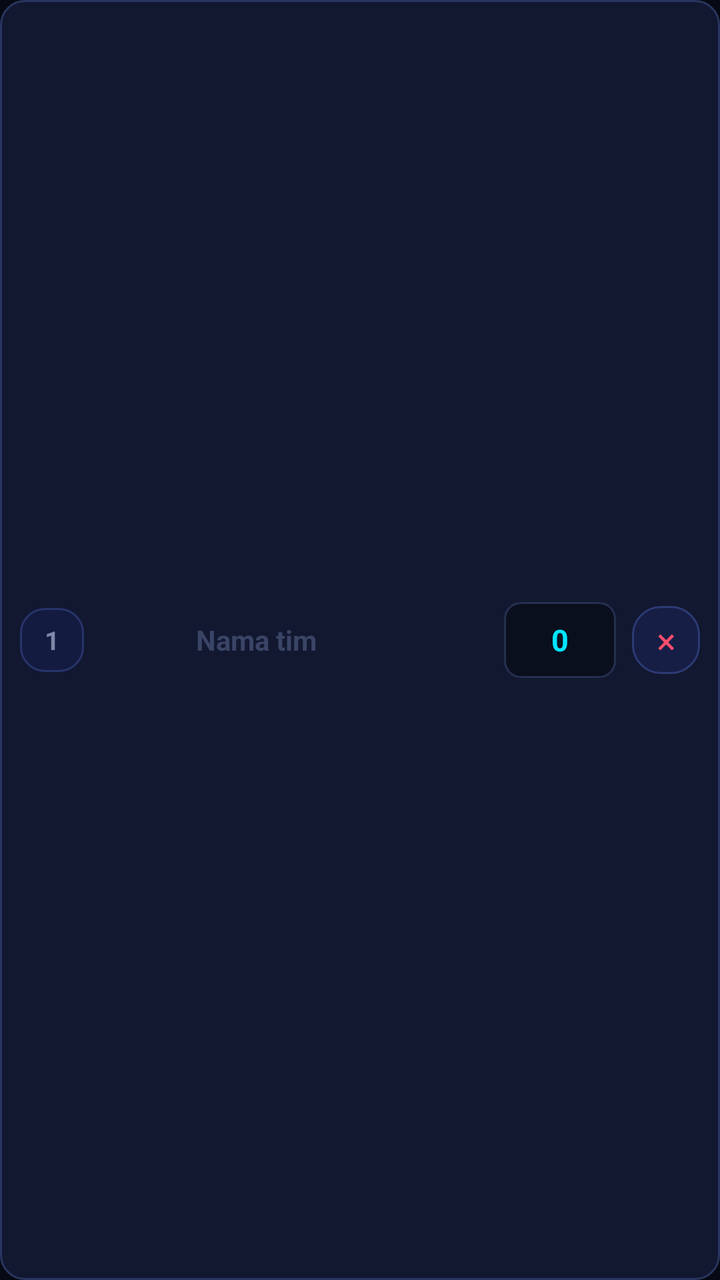
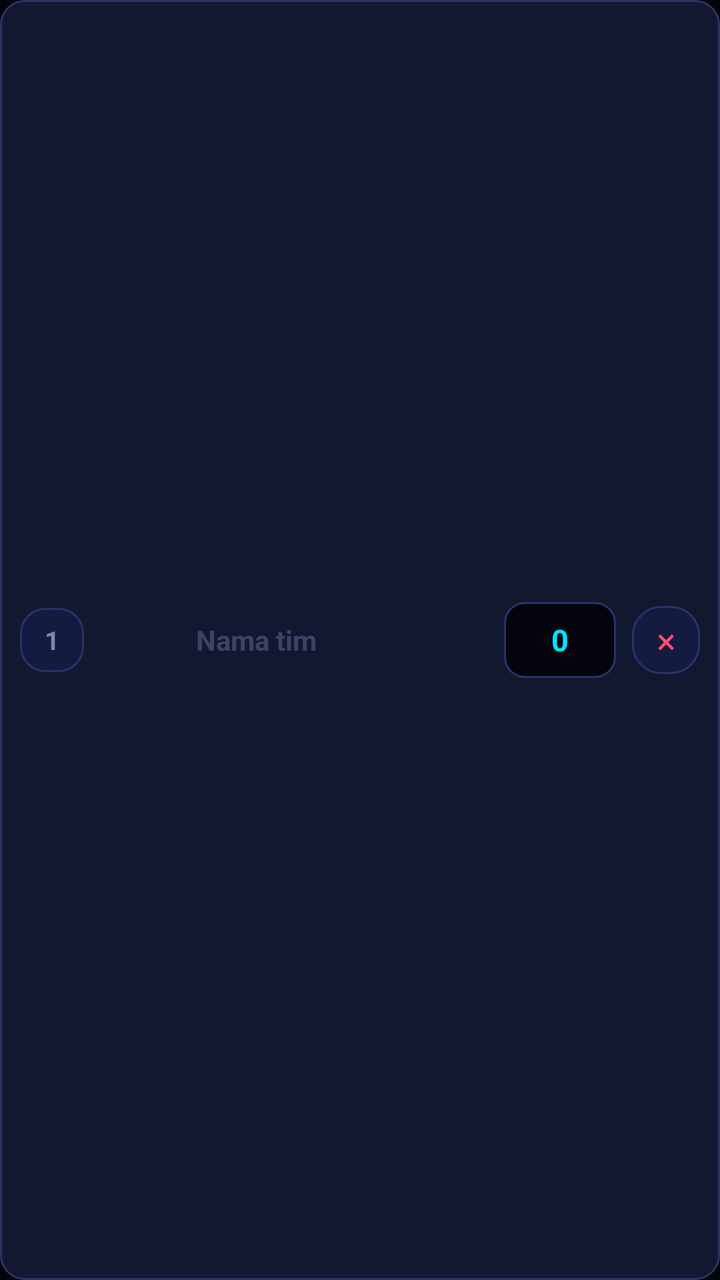

An Android layout rendered at two revisions. The XML below is the earlier revision; the diff shows what the commit changed to produce the second picture.
<!-- AndroidManifest.xml: application theme Theme.BracketLive -->
<!-- res/layout/item_team_row.xml -->
<?xml version="1.0" encoding="utf-8"?>
<LinearLayout xmlns:android="http://schemas.android.com/apk/res/android"
    android:layout_width="match_parent"
    android:layout_height="wrap_content"
    android:orientation="horizontal"
    android:gravity="center_vertical"
    android:padding="10dp"
    android:layout_marginBottom="8dp"
    android:background="@drawable/bg_match">

    <TextView
        android:id="@+id/tvRank"
        android:layout_width="32dp"
        android:layout_height="32dp"
        android:gravity="center"
        android:text="1"
        android:textStyle="bold"
        android:textSize="13sp"
        android:textColor="@color/muted"
        android:background="@drawable/bg_chip" />

    <ImageView
        android:id="@+id/ivLogo"
        android:layout_width="36dp"
        android:layout_height="36dp"
        android:layout_marginStart="10dp"
        android:contentDescription="Logo tim (ketuk untuk ganti)" />

    <EditText
        android:id="@+id/etName"
        android:layout_width="0dp"
        android:layout_height="wrap_content"
        android:layout_weight="1"
        android:layout_marginStart="10dp"
        android:background="@android:color/transparent"
        android:textColor="@color/text"
        android:textSize="14sp"
        android:textStyle="bold"
        android:inputType="text"
        android:maxLines="1"
        android:hint="Nama tim"
        android:textColorHint="@color/dim" />

    <EditText
        android:id="@+id/etScore"
        android:layout_width="56dp"
        android:layout_height="38dp"
        android:gravity="center"
        android:inputType="number"
        android:text="0"
        android:textColor="@color/cyan"
        android:textStyle="bold"
        android:textSize="15sp"
        android:background="@drawable/bg_input" />

    <TextView
        android:id="@+id/btnDel"
        android:layout_width="34dp"
        android:layout_height="34dp"
        android:layout_marginStart="8dp"
        android:gravity="center"
        android:text="×"
        android:textColor="@color/red"
        android:textSize="18sp"
        android:background="@drawable/bg_btn_gray" />
</LinearLayout>
<!-- resources referenced by this layout -->
<resources>
  <color name="cyan">#00E5FF</color>
  <color name="dim">#3A4466</color>
  <color name="muted">#7E89A8</color>
  <color name="red">#FF4D6D</color>
  <color name="text">#EAF0FF</color>
  <!-- drawable bg_btn_gray (drawable) -->
  <?xml version="1.0" encoding="utf-8"?>
  <shape xmlns:android="http://schemas.android.com/apk/res/android" android:shape="rectangle">
      <solid android:color="#161E45"/>
      <corners android:radius="14dp"/>
      <stroke android:width="1dp" android:color="#2C3A75"/>
  </shape>
  <!-- drawable bg_chip (drawable) -->
  <?xml version="1.0" encoding="utf-8"?>
  <shape xmlns:android="http://schemas.android.com/apk/res/android" android:shape="rectangle">
      <solid android:color="#141B40"/>
      <corners android:radius="12dp"/>
      <stroke android:width="1dp" android:color="#27346A"/>
  </shape>
  <!-- drawable bg_input (drawable) -->
  <?xml version="1.0" encoding="utf-8"?>
  <shape xmlns:android="http://schemas.android.com/apk/res/android" android:shape="rectangle">
      <solid android:color="#0A0F1E"/>
      <corners android:radius="8dp"/>
      <stroke android:width="1dp" android:color="#24304F"/>
  </shape>
  <!-- drawable bg_match (drawable) -->
  <?xml version="1.0" encoding="utf-8"?>
  <shape xmlns:android="http://schemas.android.com/apk/res/android" android:shape="rectangle">
      <solid android:color="#121830"/>
      <corners android:radius="12dp"/>
      <stroke android:width="1dp" android:color="#2A3560"/>
  </shape>
  <style name="Theme.BracketLive" parent="Theme.MaterialComponents.DayNight.NoActionBar">
          <item name="colorPrimary">@color/cyan</item>
          <item name="colorPrimaryVariant">@color/blue</item>
          <item name="colorSecondary">@color/magenta</item>
          <item name="android:statusBarColor">@color/bg</item>
          <item name="android:navigationBarColor">@color/bg</item>
          <item name="android:windowBackground">@color/bg</item>
          <item name="android:textColor">@color/text</item>
          <item name="android:textColorPrimary">@color/text</item>
      </style>
  <color name="blue">#2979FF</color>
  <color name="magenta">#FF2E88</color>
  <color name="bg">#070A14</color>
</resources>

<!-- the commit's change to res/layout/item_team_row.xml (unified diff, before → after) -->
@@ -41,6 +41,21 @@
         android:hint="Nama tim"
         android:textColorHint="@color/dim" />
 
+    <TextView
+        android:id="@+id/btnRoster"
+        android:layout_width="wrap_content"
+        android:layout_height="34dp"
+        android:layout_marginEnd="6dp"
+        android:gravity="center"
+        android:paddingStart="8dp"
+        android:paddingEnd="8dp"
+        android:text="👥 0/8"
+        android:textColor="@color/muted_light"
+        android:textSize="11sp"
+        android:textStyle="bold"
+        android:visibility="gone"
+        android:background="@drawable/bg_chip" />
+
     <EditText
         android:id="@+id/etScore"
         android:layout_width="56dp"
@@ -48,7 +63,7 @@
         android:gravity="center"
         android:inputType="number"
         android:text="0"
-        android:textColor="@color/cyan"
+        android:textColor="?attr/blAccent1"
         android:textStyle="bold"
         android:textSize="15sp"
         android:background="@drawable/bg_input" />
<!-- resource entries referenced after the edit -->
@@ -1,30 +1,30 @@
 <!-- resources referenced by this layout -->
 <resources>
-  <color name="cyan">#00E5FF</color>
   <color name="dim">#3A4466</color>
   <color name="muted">#7E89A8</color>
+  <color name="muted_light">#A9B4D4</color>
   <color name="red">#FF4D6D</color>
   <color name="text">#EAF0FF</color>
   <!-- drawable bg_btn_gray (drawable) -->
   <?xml version="1.0" encoding="utf-8"?>
   <shape xmlns:android="http://schemas.android.com/apk/res/android" android:shape="rectangle">
-      <solid android:color="#161E45"/>
+      <solid android:color="?attr/blSurface2"/>
       <corners android:radius="14dp"/>
-      <stroke android:width="1dp" android:color="#2C3A75"/>
+      <stroke android:width="1dp" android:color="?attr/blStroke"/>
   </shape>
   <!-- drawable bg_chip (drawable) -->
   <?xml version="1.0" encoding="utf-8"?>
   <shape xmlns:android="http://schemas.android.com/apk/res/android" android:shape="rectangle">
-      <solid android:color="#141B40"/>
+      <solid android:color="?attr/blSurface2"/>
       <corners android:radius="12dp"/>
-      <stroke android:width="1dp" android:color="#27346A"/>
+      <stroke android:width="1dp" android:color="?attr/blStroke"/>
   </shape>
   <!-- drawable bg_input (drawable) -->
   <?xml version="1.0" encoding="utf-8"?>
   <shape xmlns:android="http://schemas.android.com/apk/res/android" android:shape="rectangle">
-      <solid android:color="#0A0F1E"/>
-      <corners android:radius="8dp"/>
-      <stroke android:width="1dp" android:color="#24304F"/>
+      <solid android:color="?attr/blBg2"/>
+      <corners android:radius="10dp"/>
+      <stroke android:width="1dp" android:color="?attr/blStroke"/>
   </shape>
   <!-- drawable bg_match (drawable) -->
   <?xml version="1.0" encoding="utf-8"?>
@@ -34,17 +34,37 @@
       <stroke android:width="1dp" android:color="#2A3560"/>
   </shape>
   <style name="Theme.BracketLive" parent="Theme.MaterialComponents.DayNight.NoActionBar">
-          <item name="colorPrimary">@color/cyan</item>
-          <item name="colorPrimaryVariant">@color/blue</item>
-          <item name="colorSecondary">@color/magenta</item>
-          <item name="android:statusBarColor">@color/bg</item>
-          <item name="android:navigationBarColor">@color/bg</item>
-          <item name="android:windowBackground">@color/bg</item>
+          <item name="blBg1">#0B1030</item>
+          <item name="blBg2">#04050C</item>
+          <item name="blHeader1">#1A2260</item>
+          <item name="blHeader2">#0A0E28</item>
+          <item name="blSurface">#111838</item>
+          <item name="blSurface2">#141B40</item>
+          <item name="blSurface3">#0B1024</item>
+          <item name="blStroke">#27346A</item>
+          <item name="blAccent1">#00E5FF</item>
+          <item name="blAccent2">#FF2E88</item>
+          <item name="blAccent3">#7C4DFF</item>
+          <item name="blAccent1B">#3D7BFF</item>
+          <item name="blAccent1A">#6600E5FF</item>
+          <item name="blAccent2A">#66FF2E88</item>
+          <item name="blAccent1S">#2200E5FF</item>
+          <item name="blAccent2S">#22FF2E88</item>
+          <item name="colorPrimary">?attr/blAccent1</item>
+          <item name="colorPrimaryVariant">?attr/blAccent1B</item>
+          <item name="colorSecondary">?attr/blAccent2</item>
+          <item name="android:statusBarColor">?attr/blBg1</item>
+          <item name="android:navigationBarColor">?attr/blBg2</item>
+          <item name="android:windowBackground">?attr/blBg2</item>
           <item name="android:textColor">@color/text</item>
           <item name="android:textColorPrimary">@color/text</item>
+          <item name="android:windowAnimationStyle">@style/BLWindowAnim</item>
       </style>
-  <color name="blue">#2979FF</color>
-  <color name="magenta">#FF2E88</color>
-  <color name="bg">#070A14</color>
+  <style name="BLWindowAnim" parent="">
+          <item name="android:activityOpenEnterAnimation">@anim/bl_slide_in_right</item>
+          <item name="android:activityOpenExitAnimation">@anim/bl_fade_out_left</item>
+          <item name="android:activityCloseEnterAnimation">@anim/bl_fade_in_left</item>
+          <item name="android:activityCloseExitAnimation">@anim/bl_slide_out_right</item>
+      </style>
 </resources>
 
